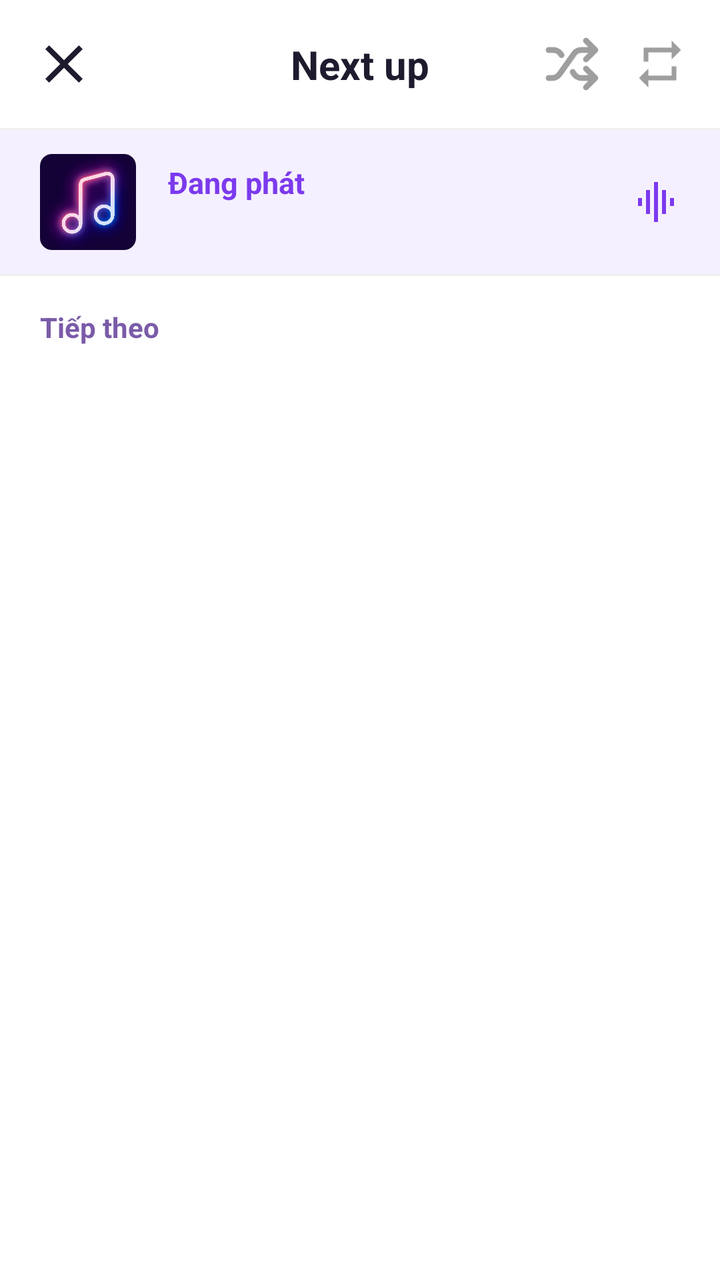
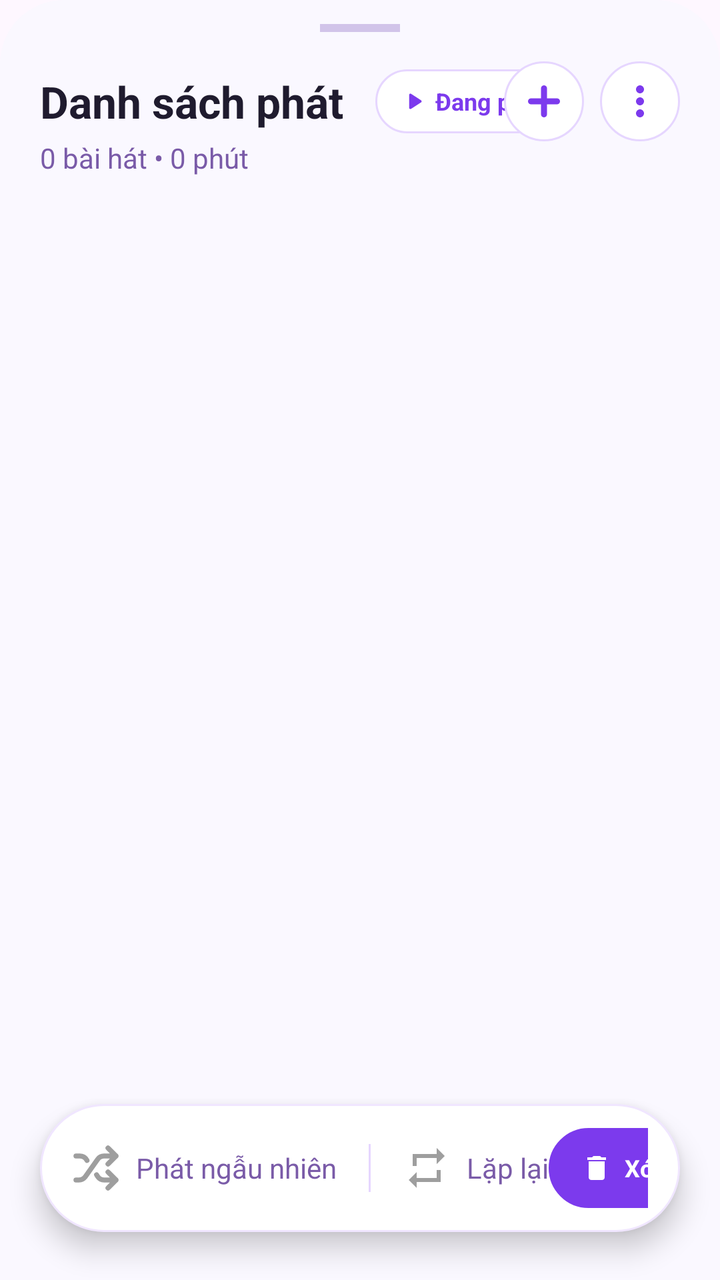

Screens rendered from an Android XML layout before and after an edit, with the pre-edit source and the edit as a unified diff.
<!-- AndroidManifest.xml: application theme Theme.LocalMusic -->
<!-- res/layout/bottom_sheet_queue.xml -->
<?xml version="1.0" encoding="utf-8"?>
<androidx.constraintlayout.widget.ConstraintLayout xmlns:android="http://schemas.android.com/apk/res/android"
    xmlns:app="http://schemas.android.com/apk/res-auto"
    android:layout_width="match_parent"
    android:layout_height="match_parent"
    android:background="#FFFFFF">

    
    <ImageView
        android:id="@+id/btnCloseQueue"
        android:layout_width="32dp"
        android:layout_height="32dp"
        android:layout_margin="16dp"
        android:background="?attr/selectableItemBackgroundBorderless"
        android:src="@drawable/ic_close"
        app:layout_constraintStart_toStartOf="parent"
        app:layout_constraintTop_toTopOf="parent"
        app:tint="#1F1B2E" />

    <TextView
        android:id="@+id/tvQueueTitle"
        android:layout_width="wrap_content"
        android:layout_height="wrap_content"
        android:text="Next up"
        android:textColor="#1F1B2E"
        android:textSize="20sp"
        android:textStyle="bold"
        app:layout_constraintBottom_toBottomOf="@+id/btnCloseQueue"
        app:layout_constraintEnd_toEndOf="parent"
        app:layout_constraintStart_toStartOf="parent"
        app:layout_constraintTop_toTopOf="@+id/btnCloseQueue" />

    <ImageView
        android:id="@+id/btnQueueShuffle"
        android:layout_width="28dp"
        android:layout_height="28dp"
        android:layout_marginEnd="16dp"
        android:background="?attr/selectableItemBackgroundBorderless"
        android:src="@drawable/ic_shuffle"
        app:layout_constraintBottom_toBottomOf="@+id/btnCloseQueue"
        app:layout_constraintEnd_toStartOf="@+id/btnQueueRepeat"
        app:layout_constraintTop_toTopOf="@+id/btnCloseQueue"
        app:tint="#9E9E9E" />

    <ImageView
        android:id="@+id/btnQueueRepeat"
        android:layout_width="28dp"
        android:layout_height="28dp"
        android:layout_marginEnd="16dp"
        android:background="?attr/selectableItemBackgroundBorderless"
        android:src="@drawable/ic_repeat"
        app:layout_constraintBottom_toBottomOf="@+id/btnCloseQueue"
        app:layout_constraintEnd_toEndOf="parent"
        app:layout_constraintTop_toTopOf="@+id/btnCloseQueue"
        app:tint="#9E9E9E" />

    <View
        android:id="@+id/dividerTop"
        android:layout_width="match_parent"
        android:layout_height="1dp"
        android:layout_marginTop="16dp"
        android:background="#F0F0F0"
        app:layout_constraintTop_toBottomOf="@+id/btnCloseQueue" />

    
    <LinearLayout
        android:id="@+id/layoutCurrentTrack"
        android:layout_width="match_parent"
        android:layout_height="wrap_content"
        android:background="#F5F0FF"
        android:gravity="center_vertical"
        android:orientation="horizontal"
        android:paddingHorizontal="20dp"
        android:paddingVertical="12dp"
        app:layout_constraintTop_toBottomOf="@+id/dividerTop">

        <androidx.cardview.widget.CardView
            android:layout_width="48dp"
            android:layout_height="48dp"
            app:cardCornerRadius="6dp"
            app:cardElevation="0dp">

            <ImageView
                android:id="@+id/ivCurrentThumbnail"
                android:layout_width="match_parent"
                android:layout_height="match_parent"
                android:scaleType="centerCrop"
                android:src="@drawable/bg_cover_default" />
        </androidx.cardview.widget.CardView>

        <LinearLayout
            android:layout_width="0dp"
            android:layout_height="wrap_content"
            android:layout_marginStart="16dp"
            android:layout_weight="1"
            android:orientation="vertical">

            <TextView
                android:id="@+id/tvCurrentTitle"
                android:layout_width="match_parent"
                android:layout_height="wrap_content"
                android:ellipsize="end"
                android:maxLines="1"
                android:text="Đang phát"
                android:textColor="#7C3AED"
                android:textSize="15sp"
                android:textStyle="bold" />

            <TextView
                android:id="@+id/tvCurrentArtist"
                android:layout_width="match_parent"
                android:layout_height="wrap_content"
                android:layout_marginTop="2dp"
                android:ellipsize="end"
                android:maxLines="1"
                android:textColor="#7A5BA8"
                android:textSize="13sp" />
        </LinearLayout>

        <ImageView
            android:layout_width="24dp"
            android:layout_height="24dp"
            android:layout_marginStart="8dp"
            android:src="@drawable/ic_graphic_eq"
            app:tint="#7C3AED" />
    </LinearLayout>

    <View
        android:id="@+id/dividerMiddle"
        android:layout_width="match_parent"
        android:layout_height="1dp"
        android:background="#F0F0F0"
        app:layout_constraintTop_toBottomOf="@+id/layoutCurrentTrack" />

    <TextView
        android:id="@+id/tvUpNextLabel"
        android:layout_width="wrap_content"
        android:layout_height="wrap_content"
        android:layout_marginStart="20dp"
        android:layout_marginTop="16dp"
        android:layout_marginBottom="8dp"
        android:text="Tiếp theo"
        android:textColor="#7A5BA8"
        android:textSize="14sp"
        android:textStyle="bold"
        app:layout_constraintStart_toStartOf="parent"
        app:layout_constraintTop_toBottomOf="@+id/dividerMiddle" />

    <androidx.recyclerview.widget.RecyclerView
        android:id="@+id/rvQueue"
        android:layout_width="match_parent"
        android:layout_height="0dp"
        android:clipToPadding="false"
        android:paddingBottom="80dp"
        app:layout_constraintBottom_toBottomOf="parent"
        app:layout_constraintTop_toBottomOf="@+id/tvUpNextLabel" />

    
    <FrameLayout
        android:id="@+id/snackbarContainer"
        android:layout_width="match_parent"
        android:layout_height="wrap_content"
        android:layout_margin="16dp"
        app:layout_constraintBottom_toBottomOf="parent" />

</androidx.constraintlayout.widget.ConstraintLayout>
<!-- resources referenced by this layout -->
<resources>
  <!-- drawable bg_cover_default: png bitmap (drawable, 24228 bytes) -->
  <!-- drawable ic_close (drawable) -->
  <vector xmlns:android="http://schemas.android.com/apk/res/android"
      android:width="24dp"
      android:height="24dp"
      android:viewportWidth="24"
      android:viewportHeight="24">
    <path
        android:fillColor="#000000"
        android:pathData="M19,6.41L17.59,5 12,10.59 6.41,5 5,6.41 10.59,12 5,17.59 6.41,19 12,13.41 17.59,19 19,17.59 13.41,12z"/>
  </vector>
  <!-- drawable ic_graphic_eq (drawable) -->
  <vector xmlns:android="http://schemas.android.com/apk/res/android"
      android:width="24dp"
      android:height="24dp"
      android:viewportWidth="24"
      android:viewportHeight="24">
    <path
        android:fillColor="#000000"
        android:pathData="M7,18h2V6H7v12zM11,22h2V2h-2v20zM3,14h2v-4H3v4zM15,18h2V6h-2v12zM19,10v4h2v-4h-2z"/>
  </vector>
  <!-- drawable ic_repeat (drawable) -->
  <vector xmlns:android="http://schemas.android.com/apk/res/android" android:width="24dp" android:height="24dp" android:viewportWidth="24" android:viewportHeight="24">
      <path android:fillColor="#8B3DFF" android:pathData="M7,7h10v3l4,-4 -4,-4v3H5v6h2V7zm10,10H7v-3l-4,4 4,4v-3h12v-6h-2v4z"/>
  </vector>
  <style name="Theme.LocalMusic" parent="Theme.Material3.Light.NoActionBar">
          <item name="android:statusBarColor">@color/white</item>
          <item name="android:windowLightStatusBar">true</item>
          <item name="android:windowSplashScreenBackground">#000000</item>
          <item name="android:windowSplashScreenAnimatedIcon">@drawable/logo</item>
      </style>
  <color name="white">#FFFFFF</color>
  <!-- unchanged entries left out for length: 2 -->
</resources>

<!-- the commit's change to res/layout/bottom_sheet_queue.xml (unified diff, before → after) -->
@@ -3,164 +3,194 @@
     xmlns:app="http://schemas.android.com/apk/res-auto"
     android:layout_width="match_parent"
     android:layout_height="match_parent"
-    android:background="#FFFFFF">
+    android:background="@drawable/bg_bottom_sheet_rounded">
+
+    
+    <View
+        android:id="@+id/dragHandle"
+        android:layout_width="40dp"
+        android:layout_height="4dp"
+        android:layout_marginTop="12dp"
+        android:background="#D1C4E9"
+        app:layout_constraintEnd_toEndOf="parent"
+        app:layout_constraintStart_toStartOf="parent"
+        app:layout_constraintTop_toTopOf="parent" />
+
+    
+    <TextView
+        android:id="@+id/tvPlaylistTitle"
+        android:layout_width="wrap_content"
+        android:layout_height="wrap_content"
+        android:layout_marginStart="20dp"
+        android:layout_marginTop="20dp"
+        android:text="Danh sách phát"
+        android:textColor="#1F1B2E"
+        android:textSize="22sp"
+        android:textStyle="bold"
+        app:layout_constraintStart_toStartOf="parent"
+        app:layout_constraintTop_toBottomOf="@id/dragHandle" />
+
+    <TextView
+        android:id="@+id/tvPlaylistSubtitle"
+        android:layout_width="wrap_content"
+        android:layout_height="wrap_content"
+        android:layout_marginTop="4dp"
+        android:text="0 bài hát • 0 phút"
+        android:textColor="#7A5BA8"
+        android:textSize="14sp"
+        app:layout_constraintStart_toStartOf="@id/tvPlaylistTitle"
+        app:layout_constraintTop_toBottomOf="@id/tvPlaylistTitle" />
+
+    
+    <LinearLayout
+        android:id="@+id/pillPlaying"
+        android:layout_width="wrap_content"
+        android:layout_height="32dp"
+        android:layout_marginStart="16dp"
+        android:background="@drawable/bg_pill_button_light"
+        android:gravity="center_vertical"
+        android:orientation="horizontal"
+        android:paddingHorizontal="12dp"
+        app:layout_constraintBottom_toBottomOf="@id/tvPlaylistTitle"
+        app:layout_constraintStart_toEndOf="@id/tvPlaylistTitle"
+        app:layout_constraintTop_toTopOf="@id/tvPlaylistTitle">
+
+        <ImageView
+            android:layout_width="14dp"
+            android:layout_height="14dp"
+            android:src="@drawable/ic_np_play"
+            app:tint="#7C3AED" />
+
+        <TextView
+            android:layout_width="wrap_content"
+            android:layout_height="wrap_content"
+            android:layout_marginStart="4dp"
+            android:text="Đang phát"
+            android:textColor="#7C3AED"
+            android:textSize="12sp"
+            android:textStyle="bold" />
+    </LinearLayout>
 
     
     <ImageView
-        android:id="@+id/btnCloseQueue"
-        android:layout_width="32dp"
-        android:layout_height="32dp"
-        android:layout_margin="16dp"
-        android:background="?attr/selectableItemBackgroundBorderless"
-        android:src="@drawable/ic_close"
-        app:layout_constraintStart_toStartOf="parent"
-        app:layout_constraintTop_toTopOf="parent"
-        app:tint="#1F1B2E" />
-
-    <TextView
-        android:id="@+id/tvQueueTitle"
-        android:layout_width="wrap_content"
-        android:layout_height="wrap_content"
-        android:text="Next up"
-        android:textColor="#1F1B2E"
-        android:textSize="20sp"
-        android:textStyle="bold"
-        app:layout_constraintBottom_toBottomOf="@+id/btnCloseQueue"
-        app:layout_constraintEnd_toEndOf="parent"
-        app:layout_constraintStart_toStartOf="parent"
-        app:layout_constraintTop_toTopOf="@+id/btnCloseQueue" />
+        android:id="@+id/btnAddSong"
+        android:layout_width="40dp"
+        android:layout_height="40dp"
+        android:layout_marginEnd="8dp"
+        android:background="@drawable/bg_pill_button_light"
+        android:padding="8dp"
+        android:src="@drawable/ic_add_purple"
+        app:layout_constraintBottom_toBottomOf="@id/pillPlaying"
+        app:layout_constraintEnd_toStartOf="@id/btnMoreOptions"
+        app:layout_constraintTop_toTopOf="@id/pillPlaying"
+        app:tint="#7C3AED" />
 
     <ImageView
-        android:id="@+id/btnQueueShuffle"
-        android:layout_width="28dp"
-        android:layout_height="28dp"
-        android:layout_marginEnd="16dp"
-        android:background="?attr/selectableItemBackgroundBorderless"
-        android:src="@drawable/ic_shuffle"
-        app:layout_constraintBottom_toBottomOf="@+id/btnCloseQueue"
-        app:layout_constraintEnd_toStartOf="@+id/btnQueueRepeat"
-        app:layout_constraintTop_toTopOf="@+id/btnCloseQueue"
-        app:tint="#9E9E9E" />
-
-    <ImageView
-        android:id="@+id/btnQueueRepeat"
-        android:layout_width="28dp"
-        android:layout_height="28dp"
-        android:layout_marginEnd="16dp"
-        android:background="?attr/selectableItemBackgroundBorderless"
-        android:src="@drawable/ic_repeat"
-        app:layout_constraintBottom_toBottomOf="@+id/btnCloseQueue"
+        android:id="@+id/btnMoreOptions"
+        android:layout_width="40dp"
+        android:layout_height="40dp"
+        android:layout_marginEnd="20dp"
+        android:background="@drawable/bg_pill_button_light"
+        android:padding="8dp"
+        android:src="@drawable/ic_more_vert"
+        app:layout_constraintBottom_toBottomOf="@id/pillPlaying"
         app:layout_constraintEnd_toEndOf="parent"
-        app:layout_constraintTop_toTopOf="@+id/btnCloseQueue"
-        app:tint="#9E9E9E" />
-
-    <View
-        android:id="@+id/dividerTop"
-        android:layout_width="match_parent"
-        android:layout_height="1dp"
-        android:layout_marginTop="16dp"
-        android:background="#F0F0F0"
-        app:layout_constraintTop_toBottomOf="@+id/btnCloseQueue" />
+        app:layout_constraintTop_toTopOf="@id/pillPlaying"
+        app:tint="#7C3AED" />
 
     
-    <LinearLayout
-        android:id="@+id/layoutCurrentTrack"
-        android:layout_width="match_parent"
-        android:layout_height="wrap_content"
-        android:background="#F5F0FF"
-        android:gravity="center_vertical"
-        android:orientation="horizontal"
-        android:paddingHorizontal="20dp"
-        android:paddingVertical="12dp"
-        app:layout_constraintTop_toBottomOf="@+id/dividerTop">
-
-        <androidx.cardview.widget.CardView
-            android:layout_width="48dp"
-            android:layout_height="48dp"
-            app:cardCornerRadius="6dp"
-            app:cardElevation="0dp">
-
-            <ImageView
-                android:id="@+id/ivCurrentThumbnail"
-                android:layout_width="match_parent"
-                android:layout_height="match_parent"
-                android:scaleType="centerCrop"
-                android:src="@drawable/bg_cover_default" />
-        </androidx.cardview.widget.CardView>
-
-        <LinearLayout
-            android:layout_width="0dp"
-            android:layout_height="wrap_content"
-            android:layout_marginStart="16dp"
-            android:layout_weight="1"
-            android:orientation="vertical">
-
-            <TextView
-                android:id="@+id/tvCurrentTitle"
-                android:layout_width="match_parent"
-                android:layout_height="wrap_content"
-                android:ellipsize="end"
-                android:maxLines="1"
-                android:text="Đang phát"
-                android:textColor="#7C3AED"
-                android:textSize="15sp"
-                android:textStyle="bold" />
-
-            <TextView
-                android:id="@+id/tvCurrentArtist"
-                android:layout_width="match_parent"
-                android:layout_height="wrap_content"
-                android:layout_marginTop="2dp"
-                android:ellipsize="end"
-                android:maxLines="1"
-                android:textColor="#7A5BA8"
-                android:textSize="13sp" />
-        </LinearLayout>
-
-        <ImageView
-            android:layout_width="24dp"
-            android:layout_height="24dp"
-            android:layout_marginStart="8dp"
-            android:src="@drawable/ic_graphic_eq"
-            app:tint="#7C3AED" />
-    </LinearLayout>
-
-    <View
-        android:id="@+id/dividerMiddle"
-        android:layout_width="match_parent"
-        android:layout_height="1dp"
-        android:background="#F0F0F0"
-        app:layout_constraintTop_toBottomOf="@+id/layoutCurrentTrack" />
-
-    <TextView
-        android:id="@+id/tvUpNextLabel"
-        android:layout_width="wrap_content"
-        android:layout_height="wrap_content"
-        android:layout_marginStart="20dp"
-        android:layout_marginTop="16dp"
-        android:layout_marginBottom="8dp"
-        android:text="Tiếp theo"
-        android:textColor="#7A5BA8"
-        android:textSize="14sp"
-        android:textStyle="bold"
-        app:layout_constraintStart_toStartOf="parent"
-        app:layout_constraintTop_toBottomOf="@+id/dividerMiddle" />
-
     <androidx.recyclerview.widget.RecyclerView
         android:id="@+id/rvQueue"
         android:layout_width="match_parent"
         android:layout_height="0dp"
+        android:layout_marginTop="16dp"
         android:clipToPadding="false"
-        android:paddingBottom="80dp"
+        android:paddingHorizontal="16dp"
+        android:paddingBottom="100dp"
         app:layout_constraintBottom_toBottomOf="parent"
-        app:layout_constraintTop_toBottomOf="@+id/tvUpNextLabel" />
+        app:layout_constraintTop_toBottomOf="@id/tvPlaylistSubtitle" />
 
     
-    <FrameLayout
-        android:id="@+id/snackbarContainer"
+    <LinearLayout
+        android:id="@+id/bottomBar"
         android:layout_width="match_parent"
-        android:layout_height="wrap_content"
-        android:layout_margin="16dp"
-        app:layout_constraintBottom_toBottomOf="parent" />
+        android:layout_height="64dp"
+        android:layout_marginHorizontal="20dp"
+        android:layout_marginBottom="24dp"
+        android:background="@drawable/bg_floating_bottom_bar"
+        android:elevation="8dp"
+        android:gravity="center_vertical"
+        android:orientation="horizontal"
+        android:paddingHorizontal="16dp"
+        app:layout_constraintBottom_toBottomOf="parent">
+
+        <ImageView
+            android:id="@+id/btnShuffleBottom"
+            android:layout_width="24dp"
+            android:layout_height="24dp"
+            android:src="@drawable/ic_shuffle"
+            app:tint="#9E9E9E" />
+
+        <TextView
+            android:layout_width="wrap_content"
+            android:layout_height="wrap_content"
+            android:layout_marginStart="8dp"
+            android:text="Phát ngẫu nhiên"
+            android:textColor="#7A5BA8"
+            android:textSize="14sp" />
+
+        <View
+            android:layout_width="1dp"
+            android:layout_height="24dp"
+            android:layout_marginHorizontal="16dp"
+            android:background="#E6D6FF" />
+
+        <ImageView
+            android:id="@+id/btnRepeatBottom"
+            android:layout_width="24dp"
+            android:layout_height="24dp"
+            android:src="@drawable/ic_repeat"
+            app:tint="#9E9E9E" />
+
+        <TextView
+            android:layout_width="wrap_content"
+            android:layout_height="wrap_content"
+            android:layout_marginStart="8dp"
+            android:text="Lặp lại"
+            android:textColor="#7A5BA8"
+            android:textSize="14sp" />
+
+        <Space
+            android:layout_width="0dp"
+            android:layout_height="wrap_content"
+            android:layout_weight="1" />
+
+        
+        <LinearLayout
+            android:id="@+id/btnClearQueue"
+            android:layout_width="wrap_content"
+            android:layout_height="40dp"
+            android:background="@drawable/bg_pill_button_light"
+            android:backgroundTint="#7C3AED"
+            android:gravity="center_vertical"
+            android:orientation="horizontal"
+            android:paddingHorizontal="16dp">
+
+            <ImageView
+                android:layout_width="16dp"
+                android:layout_height="16dp"
+                android:src="@drawable/ic_clear_all"
+                app:tint="#FFFFFF" />
+
+            <TextView
+                android:layout_width="wrap_content"
+                android:layout_height="wrap_content"
+                android:layout_marginStart="6dp"
+                android:text="Xóa hàng đợi"
+                android:textColor="#FFFFFF"
+                android:textSize="12sp"
+                android:textStyle="bold" />
+        </LinearLayout>
+    </LinearLayout>
 
 </androidx.constraintlayout.widget.ConstraintLayout>
<!-- resource entries referenced after the edit -->
@@ -1,7 +1,36 @@
 <!-- resources referenced by this layout -->
 <resources>
-  <!-- drawable bg_cover_default: png bitmap (drawable, 24228 bytes) -->
-  <!-- drawable ic_close (drawable) -->
+  <!-- drawable bg_bottom_sheet_rounded (drawable) -->
+  <?xml version="1.0" encoding="utf-8"?>
+  <shape xmlns:android="http://schemas.android.com/apk/res/android">
+      <solid android:color="#FAF8FF" />
+      <corners android:topLeftRadius="32dp" android:topRightRadius="32dp" />
+  </shape>
+  <!-- drawable bg_floating_bottom_bar (drawable) -->
+  <?xml version="1.0" encoding="utf-8"?>
+  <shape xmlns:android="http://schemas.android.com/apk/res/android">
+      <solid android:color="#FFFFFF" />
+      <corners android:radius="32dp" />
+      <stroke android:width="1dp" android:color="#F0E6FF" />
+  </shape>
+  <!-- drawable bg_pill_button_light (drawable) -->
+  <?xml version="1.0" encoding="utf-8"?>
+  <shape xmlns:android="http://schemas.android.com/apk/res/android">
+      <solid android:color="#FFFFFF" />
+      <corners android:radius="24dp" />
+      <stroke android:width="1dp" android:color="#E6D6FF" />
+  </shape>
+  <!-- drawable ic_add_purple (drawable) -->
+  <vector xmlns:android="http://schemas.android.com/apk/res/android"
+      android:width="24dp" android:height="24dp"
+      android:viewportWidth="24" android:viewportHeight="24">
+      <path
+          android:pathData="M12,5.5 v13 M5.5,12 h13"
+          android:strokeColor="#B45CFF"
+          android:strokeWidth="3.0"
+          android:strokeLineCap="round" />
+  </vector>
+  <!-- drawable ic_clear_all (drawable) -->
   <vector xmlns:android="http://schemas.android.com/apk/res/android"
       android:width="24dp"
       android:height="24dp"
@@ -9,17 +38,31 @@
       android:viewportHeight="24">
     <path
         android:fillColor="#000000"
-        android:pathData="M19,6.41L17.59,5 12,10.59 6.41,5 5,6.41 10.59,12 5,17.59 6.41,19 12,13.41 17.59,19 19,17.59 13.41,12z"/>
+        android:pathData="M6,19c0,1.1 0.9,2 2,2h8c1.1,0 2,-0.9 2,-2V7H6v12zM19,4h-3.5l-1,-1h-5l-1,1H5v2h14V4z"/>
   </vector>
-  <!-- drawable ic_graphic_eq (drawable) -->
+  <!-- drawable ic_more_vert (drawable) -->
   <vector xmlns:android="http://schemas.android.com/apk/res/android"
       android:width="24dp"
       android:height="24dp"
       android:viewportWidth="24"
       android:viewportHeight="24">
-    <path
-        android:fillColor="#000000"
-        android:pathData="M7,18h2V6H7v12zM11,22h2V2h-2v20zM3,14h2v-4H3v4zM15,18h2V6h-2v12zM19,10v4h2v-4h-2z"/>
+      <path
+          android:fillColor="#5E35B1"
+          android:pathData="M12,8c1.1,0 2,-0.9 2,-2s-0.9,-2 -2,-2 -2,0.9 -2,2 0.9,2 2,2zM12,10c-1.1,0 -2,0.9 -2,2s0.9,2 2,2 2,-0.9 2,-2 -0.9,-2 -2,-2zM12,16c-1.1,0 -2,0.9 -2,2s0.9,2 2,2 2,-0.9 2,-2 -0.9,-2 -2,-2z" />
+  </vector>
+  <!-- drawable ic_np_play (drawable) -->
+  <vector xmlns:android="http://schemas.android.com/apk/res/android"
+      android:width="24dp"
+      android:height="24dp"
+      android:viewportWidth="24"
+      android:viewportHeight="24">
+      
+      <path
+          android:fillColor="#FFFFFF"
+          android:pathData="M9.5,6.5 L9.5,17.5 L18,12 Z"
+          android:strokeColor="#FFFFFF"
+          android:strokeWidth="2.2"
+          android:strokeLineJoin="round" />
   </vector>
   <!-- drawable ic_repeat (drawable) -->
   <vector xmlns:android="http://schemas.android.com/apk/res/android" android:width="24dp" android:height="24dp" android:viewportWidth="24" android:viewportHeight="24">
